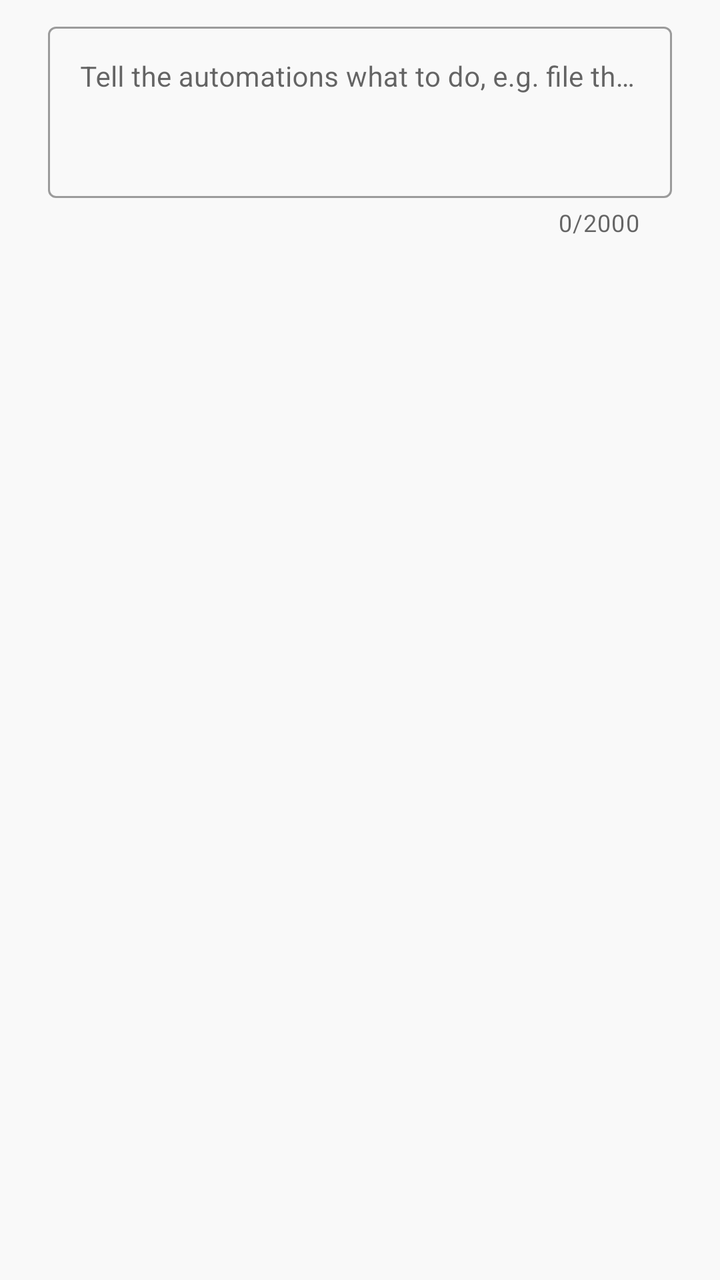
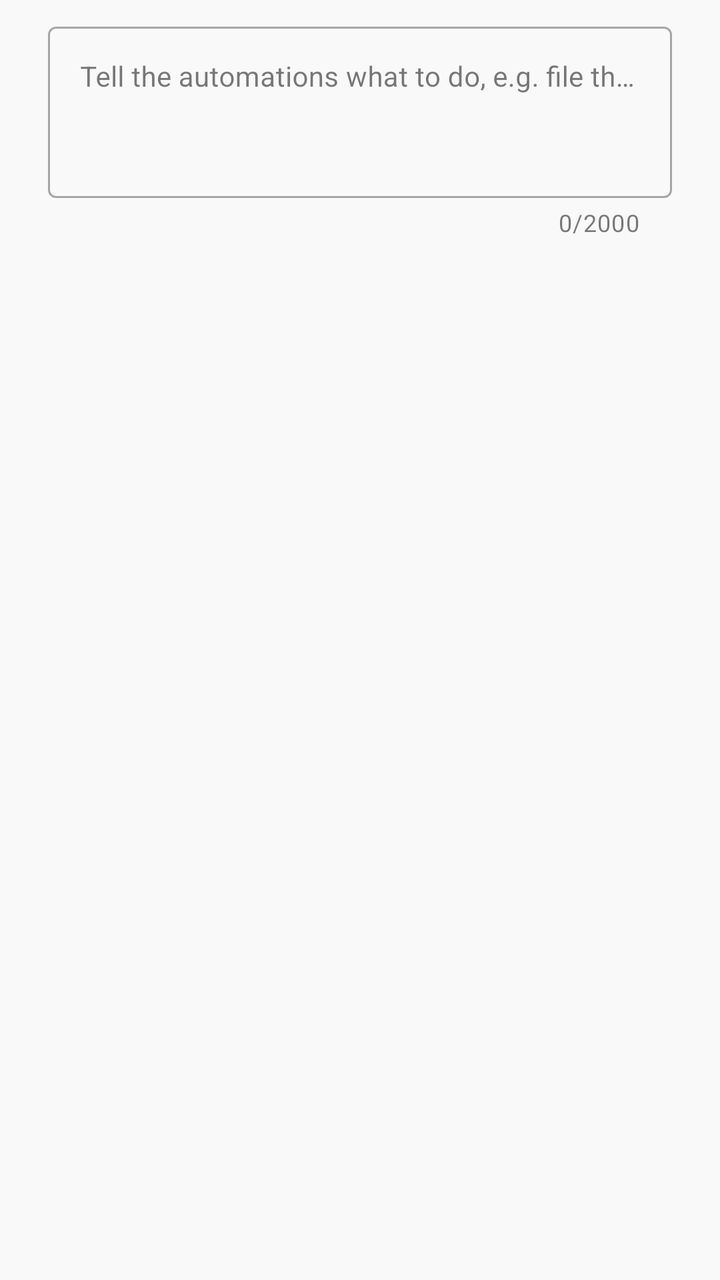

Compare the two renders of this Android layout. The source of the first and the diff that turns it into the second are given below.
<!-- AndroidManifest.xml: application theme Theme.PlaudBridge -->
<!-- res/layout/dialog_run_instructions.xml -->
<?xml version="1.0" encoding="utf-8"?>
<FrameLayout xmlns:android="http://schemas.android.com/apk/res/android"
    xmlns:app="http://schemas.android.com/apk/res-auto"
    android:layout_width="match_parent"
    android:layout_height="wrap_content"
    android:paddingStart="24dp"
    android:paddingTop="8dp"
    android:paddingEnd="24dp">

    <com.google.android.material.textfield.TextInputLayout
        android:id="@+id/instructionsLayout"
        style="@style/Widget.MaterialComponents.TextInputLayout.OutlinedBox"
        android:layout_width="match_parent"
        android:layout_height="wrap_content"
        android:hint="@string/automations_instructions_hint"
        app:counterEnabled="true"
        app:counterMaxLength="2000">

        <com.google.android.material.textfield.TextInputEditText
            android:id="@+id/instructionsField"
            android:layout_width="match_parent"
            android:layout_height="wrap_content"
            android:fontFamily="sans-serif"
            android:gravity="top|start"
            android:inputType="textMultiLine|textCapSentences"
            android:maxLength="2000"
            android:minLines="3"
            android:maxLines="8"
            android:textColor="@color/text_primary"
            android:textSize="14sp" />
    </com.google.android.material.textfield.TextInputLayout>
</FrameLayout>
<!-- resources referenced by this layout -->
<resources>
  <color name="text_primary">#1F1F1F</color>
  <style name="Theme.PlaudBridge" parent="Theme.MaterialComponents.Light.NoActionBar">
          <item name="colorPrimary">#1F1F1F</item>
          <item name="colorPrimaryVariant">#1F1F1F</item>
          <item name="colorOnPrimary">#FFFFFF</item>
          <item name="colorSecondary">#6CAE85</item>
          <item name="colorOnSecondary">#FFFFFF</item>
          <item name="android:windowBackground">@color/bg_primary</item>
          <item name="android:statusBarColor">@color/bg_primary</item>
          <item name="android:windowLightStatusBar">true</item>
          <item name="windowActionBar">false</item>
          <item name="windowNoTitle">true</item>
      </style>
  <color name="bg_primary">#F9F9F9</color>
  <!-- unchanged entries left out for length: 1 -->
</resources>

<!-- the commit's change to res/layout/dialog_run_instructions.xml (unified diff, before → after) -->
@@ -26,7 +26,7 @@
             android:maxLength="2000"
             android:minLines="3"
             android:maxLines="8"
-            android:textColor="@color/text_primary"
+            android:textColor="?attr/colorOnSurface"
             android:textSize="14sp" />
     </com.google.android.material.textfield.TextInputLayout>
 </FrameLayout>
<!-- resource entries referenced after the edit -->
@@ -1,19 +1,120 @@
 <!-- resources referenced by this layout -->
 <resources>
-  <color name="text_primary">#1F1F1F</color>
-  <style name="Theme.PlaudBridge" parent="Theme.MaterialComponents.Light.NoActionBar">
-          <item name="colorPrimary">#1F1F1F</item>
-          <item name="colorPrimaryVariant">#1F1F1F</item>
-          <item name="colorOnPrimary">#FFFFFF</item>
-          <item name="colorSecondary">#6CAE85</item>
-          <item name="colorOnSecondary">#FFFFFF</item>
-          <item name="android:windowBackground">@color/bg_primary</item>
-          <item name="android:statusBarColor">@color/bg_primary</item>
-          <item name="android:windowLightStatusBar">true</item>
+  <style name="Theme.PlaudBridge" parent="Base.Theme.PlaudBridge" />
+  <style name="Base.Theme.PlaudBridge" parent="Theme.MaterialComponents.DayNight.NoActionBar">
+          <item name="colorPrimary">@color/pb_primary</item>
+          <item name="colorPrimaryVariant">@color/pb_primary</item>
+          <item name="colorOnPrimary">@color/pb_on_primary</item>
+          
+          <item name="colorSecondary">@color/pb_primary</item>
+          <item name="colorSecondaryVariant">@color/pb_primary</item>
+          <item name="colorOnSecondary">@color/pb_on_primary</item>
+          <item name="colorSurface">@color/pb_surface</item>
+          <item name="colorOnSurface">@color/pb_on_surface</item>
+          <item name="colorSurfaceVariant">@color/pb_surface_variant</item>
+          <item name="colorOnSurfaceVariant">@color/pb_on_surface_variant</item>
+          <item name="colorOutline">@color/pb_outline</item>
+          <item name="colorError">@color/pb_error</item>
+          <item name="colorOnError">@color/pb_on_primary</item>
+          <item name="android:colorBackground">@color/pb_background</item>
+          <item name="colorOnBackground">@color/pb_on_surface</item>
+          <item name="colorControlNormal">@color/pb_on_surface_variant</item>
+          <item name="android:textColorPrimary">@color/pb_on_surface</item>
+          <item name="android:textColorSecondary">@color/pb_on_surface_variant</item>
+          <item name="android:textColorHint">@color/pb_on_surface_variant</item>
+          <item name="android:textColorLink">@color/pb_on_surface</item>
+  
+          <item name="pbColorTextBody">@color/pb_text_body</item>
+          <item name="pbColorDivider">@color/pb_divider</item>
+          <item name="pbColorSuccess">@color/pb_success</item>
+          <item name="pbColorWarning">@color/pb_warning</item>
+          <item name="pbColorHighlightAccent">@color/pb_warning</item>
+          <item name="pbColorHighlightFlash">@color/pb_highlight_flash</item>
+          <item name="pbColorSelectionTint">@color/pb_selection_tint</item>
+  
+          <item name="android:windowBackground">@color/pb_background</item>
+          <item name="android:statusBarColor">@color/pb_background</item>
+          <item name="android:windowLightStatusBar">@bool/pb_light_system_bars</item>
           <item name="windowActionBar">false</item>
           <item name="windowNoTitle">true</item>
+  
+          <item name="materialButtonStyle">@style/Widget.PlaudBridge.Button</item>
+          <item name="materialButtonOutlinedStyle">@style/Widget.PlaudBridge.Button.Outlined</item>
+          <item name="materialAlertDialogTheme">@style/ThemeOverlay.PlaudBridge.Dialog</item>
+          <item name="alertDialogTheme">@style/ThemeOverlay.PlaudBridge.Dialog</item>
+          <item name="bottomSheetDialogTheme">@style/ThemeOverlay.PlaudBridge.BottomSheet</item>
       </style>
-  <color name="bg_primary">#F9F9F9</color>
+  <color name="pb_primary">#1F1F1F</color>
+  <color name="pb_on_primary">#FFFFFF</color>
+  <color name="pb_surface">#FFFFFF</color>
+  <color name="pb_on_surface">#1F1F1F</color>
+  <color name="pb_surface_variant">#EFEFEF</color>
+  <color name="pb_on_surface_variant">#646464</color>
+  <color name="pb_outline">#C6C6C6</color>
+  <color name="pb_error">#C93B2F</color>
+  <color name="pb_background">#F9F9F9</color>
+  <color name="pb_text_body">#3D3D3D</color>
+  <color name="pb_divider">#EBEBEB</color>
+  <color name="pb_success">#357A50</color>
+  <color name="pb_warning">#9E5C00</color>
+  <color name="pb_highlight_flash">#33FF9500</color>
+  <color name="pb_selection_tint">#1F3D3D3D</color>
+  <style name="Widget.PlaudBridge.Button" parent="Widget.MaterialComponents.Button.UnelevatedButton">
+          <item name="android:textAllCaps">false</item>
+          <item name="android:fontFamily">sans-serif-medium</item>
+          <item name="android:textSize">14sp</item>
+          <item name="android:letterSpacing">0</item>
+          <item name="android:insetTop">0dp</item>
+          <item name="android:insetBottom">0dp</item>
+          <item name="android:minWidth">0dp</item>
+          <item name="android:minHeight">36dp</item>
+          <item name="android:paddingStart">16dp</item>
+          <item name="android:paddingEnd">16dp</item>
+          <item name="android:textColor">@color/pb_button_filled_text</item>
+          <item name="backgroundTint">@color/pb_button_filled_bg</item>
+          <item name="rippleColor">@color/pb_button_filled_ripple</item>
+          <item name="cornerRadius">12dp</item>
+          <item name="iconTint">@color/pb_button_filled_text</item>
+      </style>
+  <style name="Widget.PlaudBridge.Button.Outlined" parent="Widget.MaterialComponents.Button.OutlinedButton">
+          <item name="android:textAllCaps">false</item>
+          <item name="android:fontFamily">sans-serif-medium</item>
+          <item name="android:textSize">14sp</item>
+          <item name="android:letterSpacing">0</item>
+          <item name="android:insetTop">0dp</item>
+          <item name="android:insetBottom">0dp</item>
+          <item name="android:minWidth">0dp</item>
+          <item name="android:minHeight">36dp</item>
+          <item name="android:paddingStart">16dp</item>
+          <item name="android:paddingEnd">16dp</item>
+          <item name="android:textColor">@color/pb_button_outlined_text</item>
+          <item name="backgroundTint">?attr/colorSurface</item>
+          <item name="strokeColor">@color/pb_button_outlined_stroke</item>
+          <item name="strokeWidth">1dp</item>
+          <item name="rippleColor">@color/pb_button_outlined_ripple</item>
+          <item name="cornerRadius">12dp</item>
+          <item name="iconTint">@color/pb_button_outlined_text</item>
+      </style>
+  <style name="ThemeOverlay.PlaudBridge.Dialog" parent="ThemeOverlay.MaterialComponents.MaterialAlertDialog">
+          <item name="colorPrimary">@color/pb_primary</item>
+          <item name="colorOnSurface">@color/pb_on_surface</item>
+          <item name="android:textColorPrimary">@color/pb_on_surface</item>
+          <item name="android:textColorSecondary">@color/pb_text_body</item>
+          <item name="android:textColorAlertDialogListItem">@color/pb_on_surface</item>
+          <item name="shapeAppearanceOverlay">@style/ShapeAppearanceOverlay.PlaudBridge.Dialog</item>
+      </style>
+  <style name="ThemeOverlay.PlaudBridge.BottomSheet" parent="ThemeOverlay.MaterialComponents.BottomSheetDialog">
+          <item name="bottomSheetStyle">@style/Widget.PlaudBridge.BottomSheet</item>
+          <item name="android:navigationBarColor">@color/pb_surface</item>
+      </style>
+  <style name="ShapeAppearanceOverlay.PlaudBridge.Dialog" parent="">
+          <item name="cornerFamily">rounded</item>
+          <item name="cornerSize">16dp</item>
+      </style>
+  <style name="Widget.PlaudBridge.BottomSheet" parent="Widget.MaterialComponents.BottomSheet.Modal">
+          <item name="android:background">@android:color/transparent</item>
+          <item name="backgroundTint">@android:color/transparent</item>
+      </style>
   <!-- unchanged entries left out for length: 1 -->
 </resources>
 
